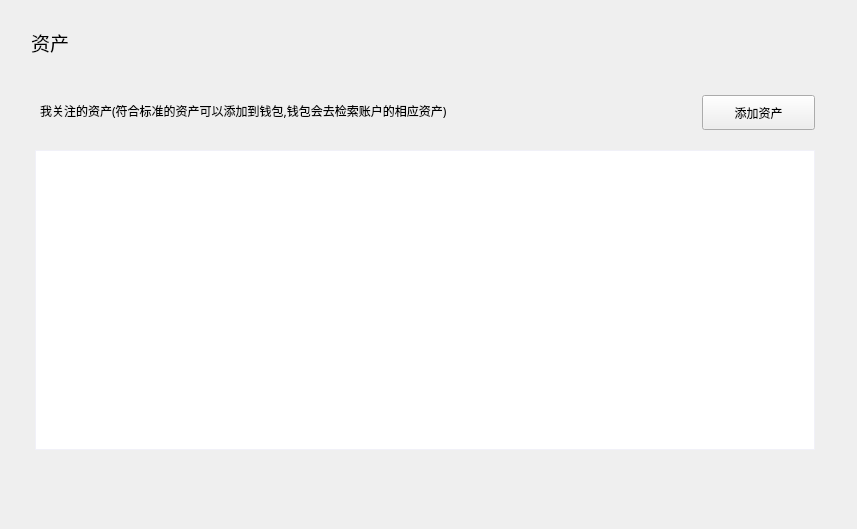
This is assetpage.ui in cdcchain/cdc-wallet-qt as Qt 5 draws it before an edit. The edited form follows.
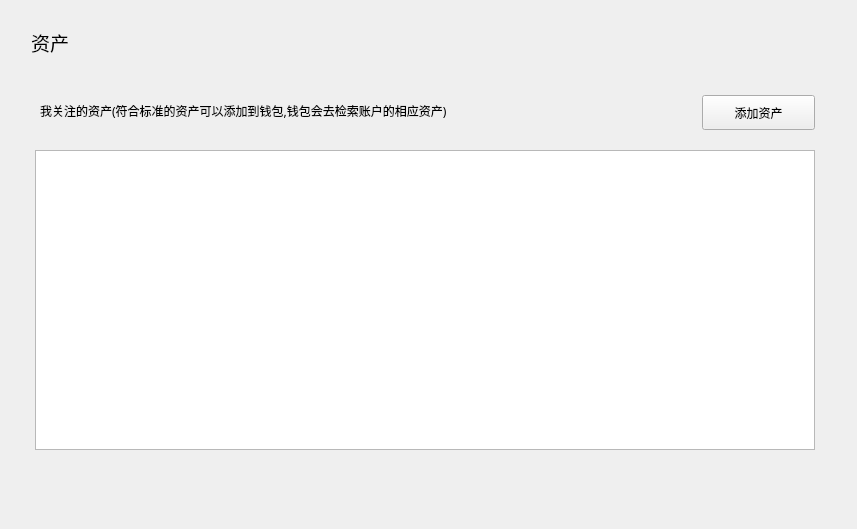
This is the edited form.

Diff of the .ui file:
```diff
--- a/assetpage.ui
+++ b/assetpage.ui
@@ -28,10 +28,7 @@
     </rect>
    </property>
    <property name="styleSheet">
-    <string notr="true">QTableWidget{border: 1px solid rgb(241,241,248);gridline-color: rgb(241,241,248)}
-QHeaderView{background-color:white;min-height:47;}
-QHeaderView::section{background-color: white;border: 1px solid rgb(241,241,248);
-font: 12px &quot;微软雅黑&quot;;}</string>
+    <string notr="true"/>
    </property>
    <property name="verticalScrollBarPolicy">
     <enum>Qt::ScrollBarAsNeeded</enum>
```
